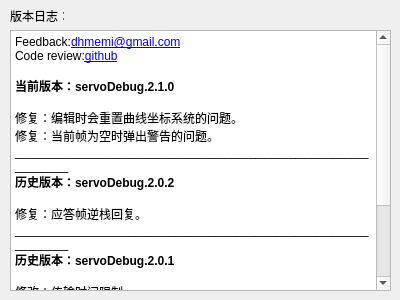
Above: source/about/about.ui from dhmemi/ServeDebug2.0 before the change. Below: the same form after it.
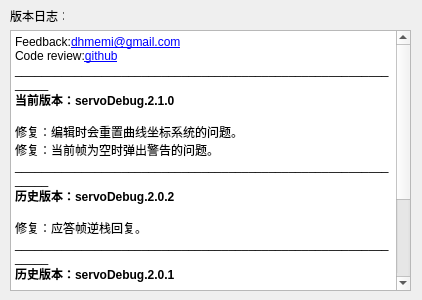
That is the form after the change.

The edit to the form file:
```diff
--- a/source/about/about.ui
+++ b/source/about/about.ui
@@ -6,7 +6,7 @@
    <rect>
     <x>0</x>
     <y>0</y>
-    <width>400</width>
+    <width>422</width>
     <height>300</height>
    </rect>
   </property>
@@ -21,7 +21,7 @@
     <rect>
      <x>10</x>
      <y>30</y>
-     <width>381</width>
+     <width>401</width>
      <height>261</height>
     </rect>
    </property>
@@ -32,7 +32,7 @@
 &lt;/style&gt;&lt;/head&gt;&lt;body style=&quot; font-family:'SimSun'; font-size:9pt; font-weight:400; font-style:normal;&quot;&gt;
 &lt;p style=&quot; margin-top:0px; margin-bottom:0px; margin-left:0px; margin-right:0px; -qt-block-indent:0; text-indent:0px;&quot;&gt;Feedback:&lt;a href=&quot;mailTo:dhmemi@gmail.com&quot;&gt;&lt;span style=&quot; text-decoration: underline; color:#0000ff;&quot;&gt;dhmemi@gmail.com&lt;/span&gt;&lt;/a&gt;&lt;/p&gt;
 &lt;p style=&quot; margin-top:0px; margin-bottom:0px; margin-left:0px; margin-right:0px; -qt-block-indent:0; text-indent:0px;&quot;&gt;Code review:&lt;a href=&quot;https://github.com/dhmemi/ServeDebug2.0&quot;&gt;&lt;span style=&quot; text-decoration: underline; color:#0000ff;&quot;&gt;github&lt;/span&gt;&lt;/a&gt;&lt;/p&gt;
-&lt;p style=&quot;-qt-paragraph-type:empty; margin-top:0px; margin-bottom:0px; margin-left:0px; margin-right:0px; -qt-block-indent:0; text-indent:0px;&quot;&gt;&lt;br /&gt;&lt;/p&gt;
+&lt;p style=&quot; margin-top:0px; margin-bottom:0px; margin-left:0px; margin-right:0px; -qt-block-indent:0; text-indent:0px;&quot;&gt;_____________________________________________________________&lt;/p&gt;
 &lt;p style=&quot; margin-top:0px; margin-bottom:0px; margin-left:0px; margin-right:0px; -qt-block-indent:0; text-indent:0px;&quot;&gt;&lt;span style=&quot; font-weight:600;&quot;&gt;当前版本：servoDebug.2.1.0&lt;/span&gt;&lt;/p&gt;
 &lt;p style=&quot;-qt-paragraph-type:empty; margin-top:0px; margin-bottom:0px; margin-left:0px; margin-right:0px; -qt-block-indent:0; text-indent:0px;&quot;&gt;&lt;br /&gt;&lt;/p&gt;
 &lt;p style=&quot; margin-top:0px; margin-bottom:0px; margin-left:0px; margin-right:0px; -qt-block-indent:0; text-indent:0px;&quot;&gt;修复：编辑时会重置曲线坐标系统的问题。&lt;/p&gt;
```
